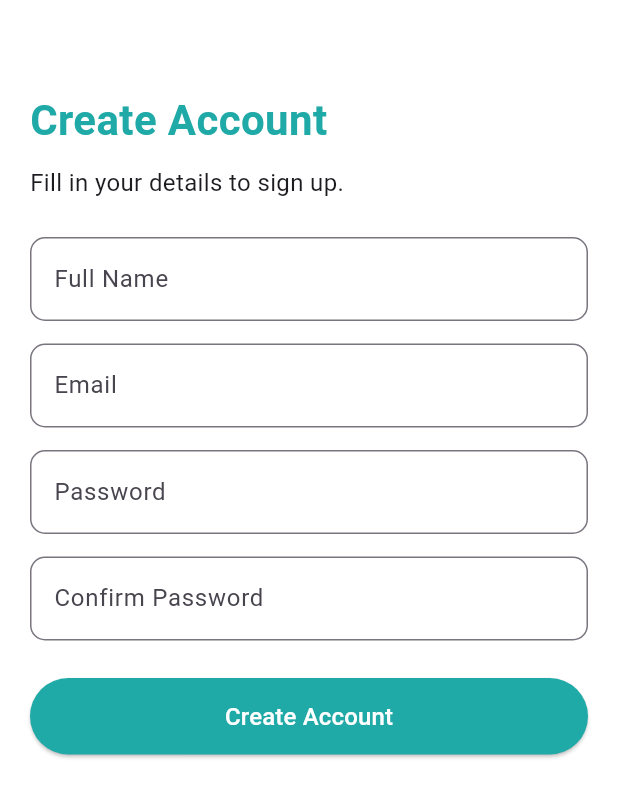
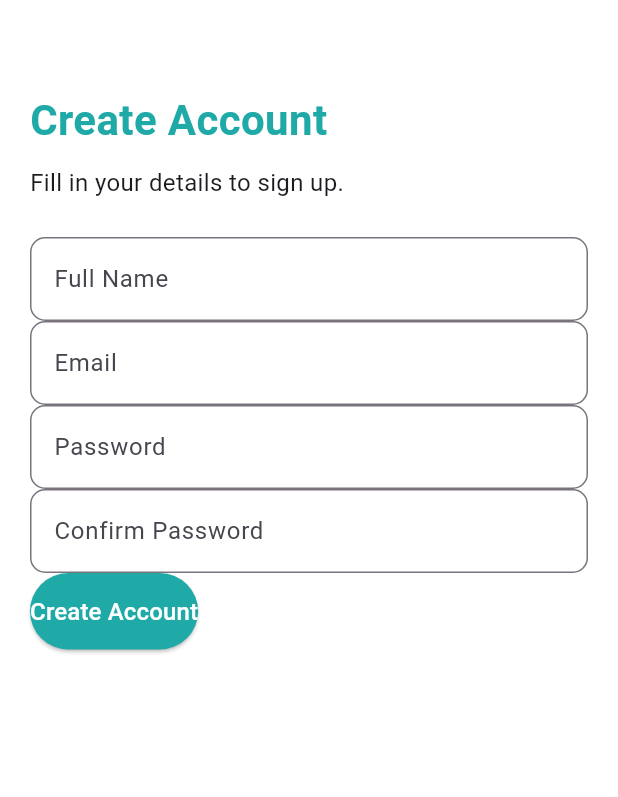
Before and after one commit to JurisAlson/ecoscrap_app, a Flutter app: the CreateAccountPage screen opened directly, on a phone screen of 412 x 824 dp. Shown: the top 797 px of the screen. Run offline on Flutter 3.47's test engine with Material 3 defaults, Android fonts, the phone set to English and light mode, and no system bars; our stand-ins replace cloud_firestore, firebase_auth, firebase_core, image_picker; accounts and stored records are empty.

Commit message:
Creation acc shit

```diff
--- a/lib/create_account.dart
+++ b/lib/create_account.dart
@@ -98,6 +98,7 @@ class _CreateAccountPageState extends State<CreateAccountPage> {
 
               // Full Name
             TextField(
+              controller: _nameController,
               decoration: InputDecoration(
                 labelText: "Full Name",
                 border: OutlineInputBorder(
@@ -106,10 +107,9 @@ class _CreateAccountPageState extends State<CreateAccountPage> {
               ),
             ),
 
-              const SizedBox(height: 15),
-
             // Email
             TextField(
+              controller: _emailController,
               decoration: InputDecoration(
                 labelText: "Email",
                 border: OutlineInputBorder(
@@ -118,10 +118,9 @@ class _CreateAccountPageState extends State<CreateAccountPage> {
               ),
             ),
 
-              const SizedBox(height: 15),
-
             // Password
             TextField(
+              controller: _passwordController,
               obscureText: true,
               decoration: InputDecoration(
                 labelText: "Password",
@@ -131,10 +130,9 @@ class _CreateAccountPageState extends State<CreateAccountPage> {
               ),
             ),
 
-              const SizedBox(height: 15),
-
             // Confirm Password
             TextField(
+              controller: _confirmPasswordController,
               obscureText: true,
               decoration: InputDecoration(
                 labelText: "Confirm Password",
@@ -144,22 +142,16 @@ class _CreateAccountPageState extends State<CreateAccountPage> {
               ),
             ),
 
-              const SizedBox(height: 25),
-
-              SizedBox(
-                width: double.infinity,
-                child: ElevatedButton(
+            // Button
+            ElevatedButton(
               style: ElevatedButton.styleFrom(
                 backgroundColor: Color(0xFF1FA9A7),
                 padding: const EdgeInsets.symmetric(vertical: 14),
               ),
-                  onPressed: () {},
+              onPressed: _createAccount,
               child: const Text(
                 "Create Account",
-                    style: TextStyle(fontSize: 16,
-                    color: Colors.white,
-                    ),
-                  ),
+                style: TextStyle(fontSize: 16, color: Colors.white),
               ),
             ),
             ],
```
Lines whose indentation alone changed are shown as unchanged.
